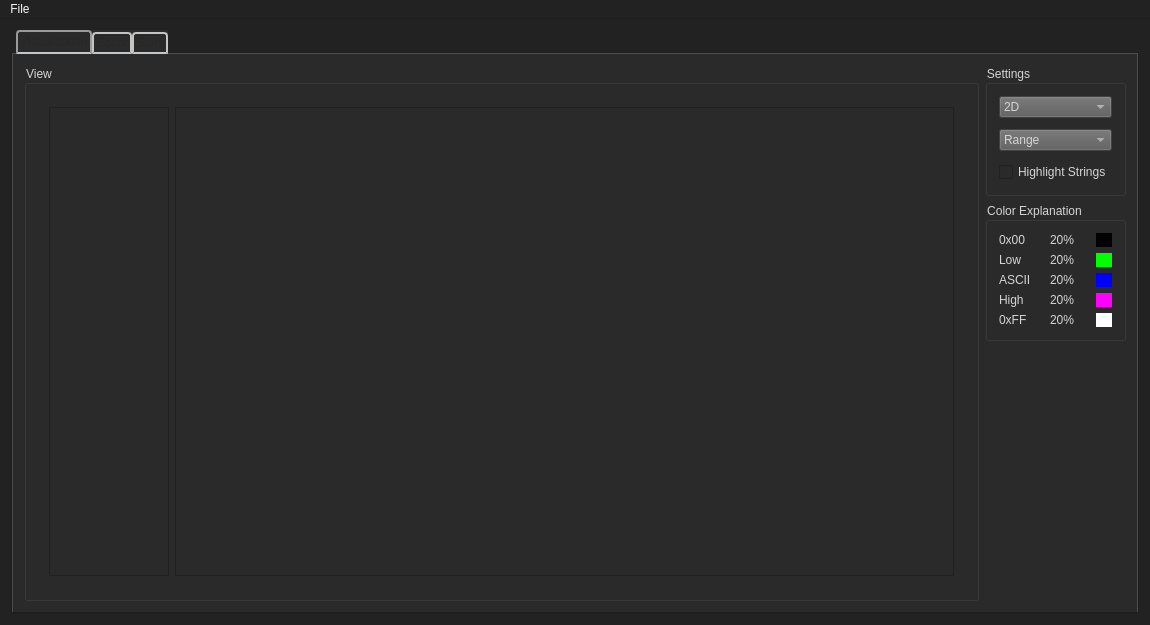
This is Relooker/mainwindow.ui in Mixbo-zz/relooker as Qt 5 draws it before an edit. The edited form follows.
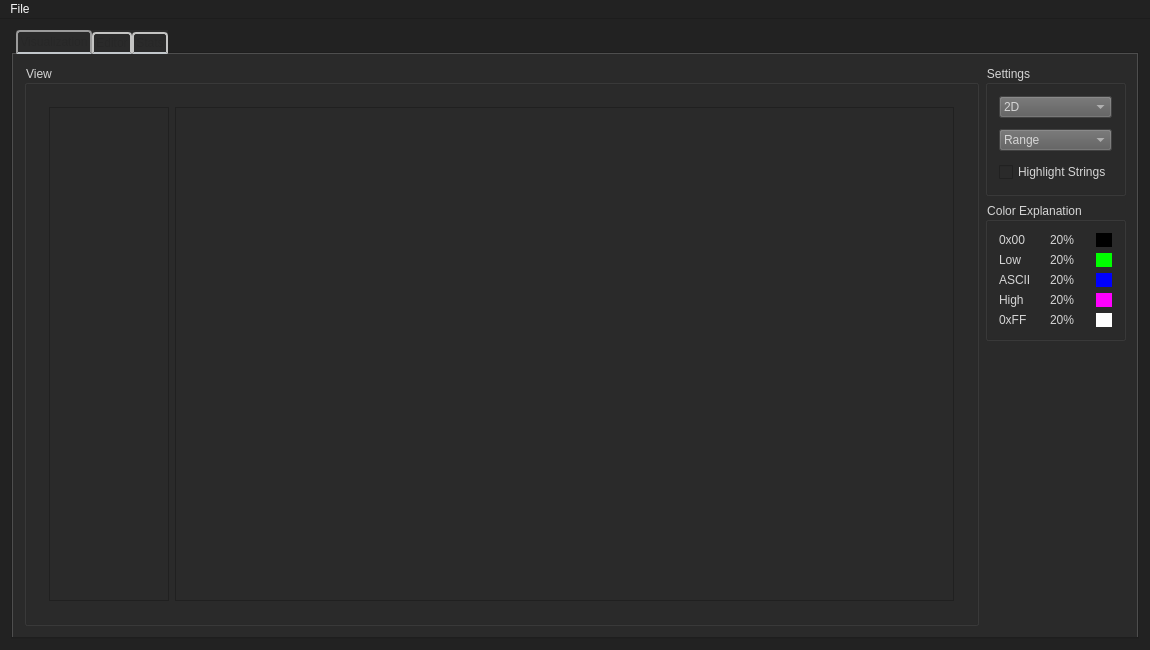
This is the edited form. The open tabs and pages were chosen to show the change. Custom widgets are drawn as their Qt base class.

Patch:
```diff
--- a/Relooker/mainwindow.ui
+++ b/Relooker/mainwindow.ui
@@ -7,7 +7,7 @@
     <x>0</x>
     <y>0</y>
     <width>1150</width>
-    <height>625</height>
+    <height>650</height>
    </rect>
   </property>
   <property name="sizePolicy">
@@ -19,7 +19,7 @@
   <property name="minimumSize">
    <size>
     <width>1150</width>
-    <height>625</height>
+    <height>650</height>
    </size>
   </property>
   <property name="palette">
@@ -1312,7 +1312,7 @@
           <item>
            <widget class="QGroupBox" name="groupBox_View">
             <property name="sizePolicy">
-             <sizepolicy hsizetype="Minimum" vsizetype="Minimum">
+             <sizepolicy hsizetype="Preferred" vsizetype="Minimum">
               <horstretch>0</horstretch>
               <verstretch>0</verstretch>
              </sizepolicy>
@@ -1580,8 +1580,47 @@
                     <enum>QFrame::Raised</enum>
                    </property>
                    <layout class="QGridLayout" name="gridLayout_10">
+                    <item row="0" column="1">
+                     <widget class="HexVisu" name="hexVisuWidget" native="true">
+                      <property name="sizePolicy">
+                       <sizepolicy hsizetype="Fixed" vsizetype="Preferred">
+                        <horstretch>0</horstretch>
+                        <verstretch>0</verstretch>
+                       </sizepolicy>
+                      </property>
+                      <property name="minimumSize">
+                       <size>
+                        <width>600</width>
+                        <height>0</height>
+                       </size>
+                      </property>
+                     </widget>
+                    </item>
                     <item row="0" column="0">
-                     <widget class="HexVisu" name="hexVisuWidget" native="true"/>
+                     <spacer name="horizontalSpacer">
+                      <property name="orientation">
+                       <enum>Qt::Horizontal</enum>
+                      </property>
+                      <property name="sizeHint" stdset="0">
+                       <size>
+                        <width>40</width>
+                        <height>20</height>
+                       </size>
+                      </property>
+                     </spacer>
+                    </item>
+                    <item row="0" column="2">
+                     <spacer name="horizontalSpacer_2">
+                      <property name="orientation">
+                       <enum>Qt::Horizontal</enum>
+                      </property>
+                      <property name="sizeHint" stdset="0">
+                       <size>
+                        <width>40</width>
+                        <height>20</height>
+                       </size>
+                      </property>
+                     </spacer>
                     </item>
                    </layout>
                   </widget>
```
Left out of the diff: 25 changed lines with no effect on the pictures.
